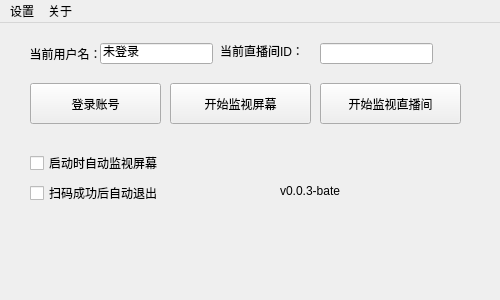
This is src/ScannerGui/ScannerGui.ui in Theresa-0328/MHY_Scanner as Qt 5 draws it before an edit. The edited form follows.
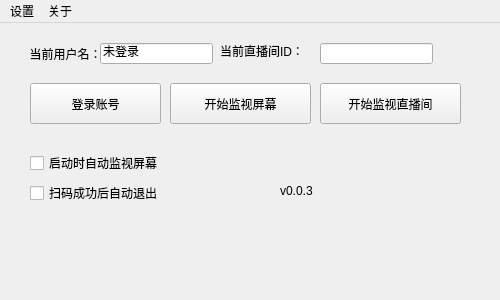
This is the edited form.

```diff
--- a/src/ScannerGui/ScannerGui.ui
+++ b/src/ScannerGui/ScannerGui.ui
@@ -168,7 +168,7 @@
      </rect>
     </property>
     <property name="text">
-     <string>v0.0.3-bate</string>
+     <string>v0.0.3</string>
     </property>
    </widget>
    <widget class="QWidget" name="layoutWidget">
```
Left out of the diff: 6 changed lines with no effect on the pictures.
